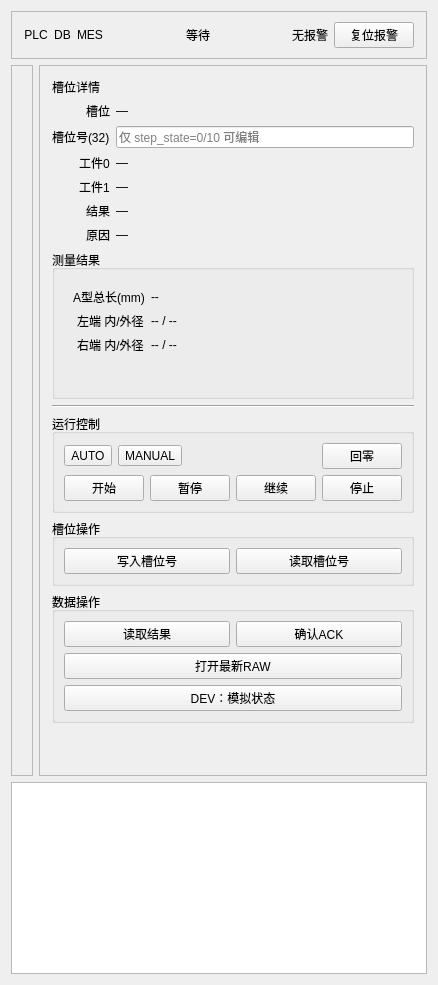
First picture: the form in apps/hmi_qt/production_widget.ui, repository xiaoan537/hmi_measure_mysql, before the edit.
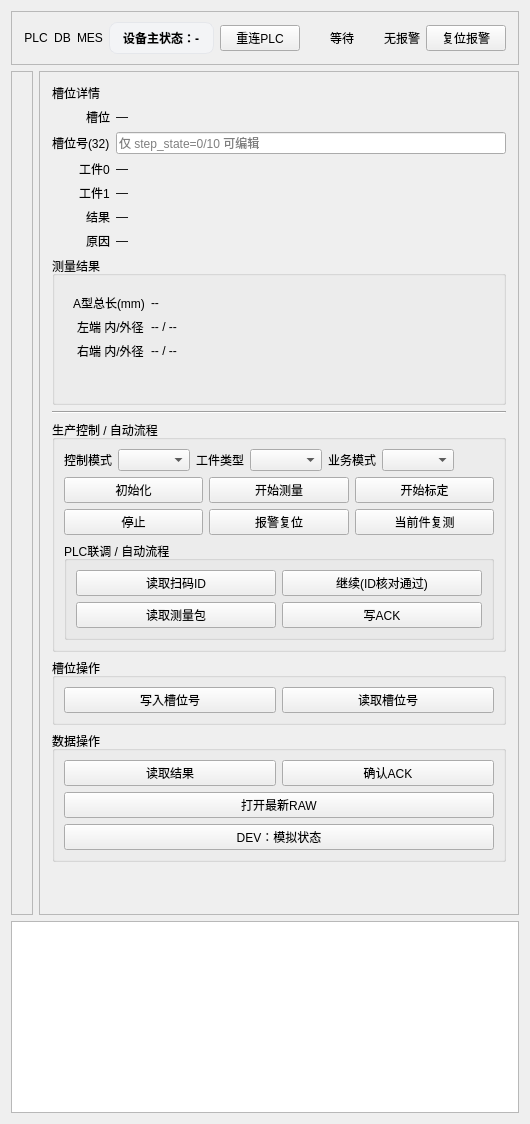
Second picture: the form after the edit.

Commit message: 将手动/生产页逻辑和UI分开，且将静态内容更新到各自的.ui文件中

The edit to the form file:
```diff
--- a/apps/hmi_qt/production_widget.ui
+++ b/apps/hmi_qt/production_widget.ui
@@ -70,6 +70,29 @@
         </item>
        </layout>
       </item>
+      <item>
+       <widget class="QLabel" name="lblRuntimeMachine">
+        <property name="minimumWidth">
+         <number>180</number>
+        </property>
+        <property name="styleSheet">
+         <string notr="true">QLabel{background:#f3f4f6;border:1px solid #e5e7eb;border-radius:8px;padding:6px 10px;font-weight:600;}</string>
+        </property>
+        <property name="text">
+         <string>设备主状态：-</string>
+        </property>
+       </widget>
+      </item>
+      <item>
+       <widget class="QPushButton" name="btnReconnectPlc">
+        <property name="minimumHeight">
+         <number>30</number>
+        </property>
+        <property name="text">
+         <string>重连PLC</string>
+        </property>
+       </widget>
+      </item>
       <item>
        <spacer name="spTop1">
         <property name="orientation">
@@ -424,33 +447,55 @@
         <item>
          <widget class="QGroupBox" name="groupRun">
           <property name="title">
-           <string>运行控制</string>
+           <string>生产控制 / 自动流程</string>
           </property>
           <layout class="QVBoxLayout" name="vlRun">
            <item>
             <layout class="QHBoxLayout" name="hlMode">
              <item>
-              <widget class="QToolButton" name="btnModeAuto">
+              <widget class="QLabel" name="lblPlcModeCaption">
                <property name="text">
-                <string>AUTO</string>
+                <string>控制模式</string>
                </property>
-               <property name="checkable">
-                <bool>true</bool>
+              </widget>
+             </item>
+             <item>
+              <widget class="QComboBox" name="comboPlcMode">
+               <property name="minimumWidth">
+                <number>96</number>
                </property>
               </widget>
              </item>
              <item>
-              <widget class="QToolButton" name="btnModeManual">
+              <widget class="QLabel" name="lblPartTypeCaption">
                <property name="text">
-                <string>MANUAL</string>
+                <string>工件类型</string>
                </property>
-               <property name="checkable">
-                <bool>true</bool>
+              </widget>
+             </item>
+             <item>
+              <widget class="QComboBox" name="comboPartType">
+               <property name="minimumWidth">
+                <number>96</number>
                </property>
               </widget>
              </item>
              <item>
-              <spacer name="spMode">
+              <widget class="QLabel" name="lblMeasureModeCaption">
+               <property name="text">
+                <string>业务模式</string>
+               </property>
+              </widget>
+             </item>
+             <item>
+              <widget class="QComboBox" name="comboMeasureMode">
+               <property name="minimumWidth">
+                <number>120</number>
+               </property>
+              </widget>
+             </item>
+             <item>
+              <spacer name="spRunSelect">
                <property name="orientation">
                 <enum>Qt::Horizontal</enum>
                </property>
@@ -462,13 +507,6 @@
                </property>
               </spacer>
              </item>
-             <item>
-              <widget class="QPushButton" name="btnHomeAll">
-               <property name="text">
-                <string>回零</string>
-               </property>
-              </widget>
-             </item>
             </layout>
            </item>
            <item>
@@ -476,33 +514,114 @@
              <item row="0" column="0">
               <widget class="QPushButton" name="btnStart">
                <property name="text">
-                <string>开始</string>
+                <string>初始化</string>
+               </property>
+               <property name="minimumHeight">
+                <number>34</number>
                </property>
               </widget>
              </item>
              <item row="0" column="1">
               <widget class="QPushButton" name="btnPause">
                <property name="text">
-                <string>暂停</string>
+                <string>开始测量</string>
+               </property>
+               <property name="minimumHeight">
+                <number>34</number>
                </property>
               </widget>
              </item>
              <item row="0" column="2">
               <widget class="QPushButton" name="btnResume">
                <property name="text">
-                <string>继续</string>
+                <string>开始标定</string>
+               </property>
+               <property name="minimumHeight">
+                <number>34</number>
                </property>
               </widget>
              </item>
-             <item row="0" column="3">
-              <widget class="QPushButton" name="btnStop">
+             <item row="1" column="0">
+              <widget class="QPushButton" name="btnStop2">
                <property name="text">
                 <string>停止</string>
                </property>
+               <property name="minimumHeight">
+                <number>34</number>
+               </property>
+              </widget>
+             </item>
+             <item row="1" column="1">
+              <widget class="QPushButton" name="btnReset2">
+               <property name="text">
+                <string>报警复位</string>
+               </property>
+               <property name="minimumHeight">
+                <number>34</number>
+               </property>
+              </widget>
+             </item>
+             <item row="1" column="2">
+              <widget class="QPushButton" name="btnRetest">
+               <property name="text">
+                <string>当前件复测</string>
+               </property>
+               <property name="minimumHeight">
+                <number>34</number>
+               </property>
               </widget>
              </item>
             </layout>
            </item>
+           <item>
+            <widget class="QGroupBox" name="groupFlowDebug">
+             <property name="title">
+              <string>PLC联调 / 自动流程</string>
+             </property>
+             <layout class="QGridLayout" name="gridFlowDebug">
+              <item row="0" column="0">
+               <widget class="QPushButton" name="btnReadIds">
+                <property name="text">
+                 <string>读取扫码ID</string>
+                </property>
+                <property name="minimumHeight">
+                 <number>34</number>
+                </property>
+               </widget>
+              </item>
+              <item row="0" column="1">
+               <widget class="QPushButton" name="btnContinue">
+                <property name="minimumHeight">
+                 <number>34</number>
+                </property>
+                <property name="text">
+                 <string>继续(ID核对通过)</string>
+                </property>
+               </widget>
+              </item>
+              <item row="1" column="0">
+               <widget class="QPushButton" name="btnReadMb">
+                <property name="text">
+                 <string>读取测量包</string>
+                </property>
+                <property name="minimumHeight">
+                 <number>34</number>
+                </property>
+               </widget>
+              </item>
+              <item row="1" column="1">
+               <widget class="QPushButton" name="btnAck">
+                <property name="text">
+                 <string>写ACK</string>
+                </property>
+                <property name="minimumHeight">
+                 <number>34</number>
+                </property>
+               </widget>
+              </item>
+             </layout>
+            </widget>
+           </item>
           </layout>
          </widget>
         </item>
```
Left out of the diff: 10 changed lines with no effect on the pictures. The commit also changes 15 other files.
